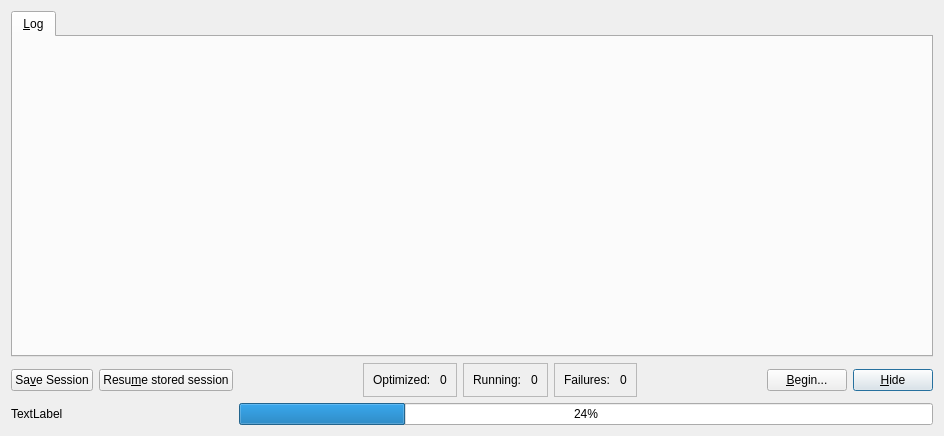
Before: the Qt Designer form src/xtalopt/ui/dialog.ui in xtalopt/XtalOpt, drawn with Qt 5.
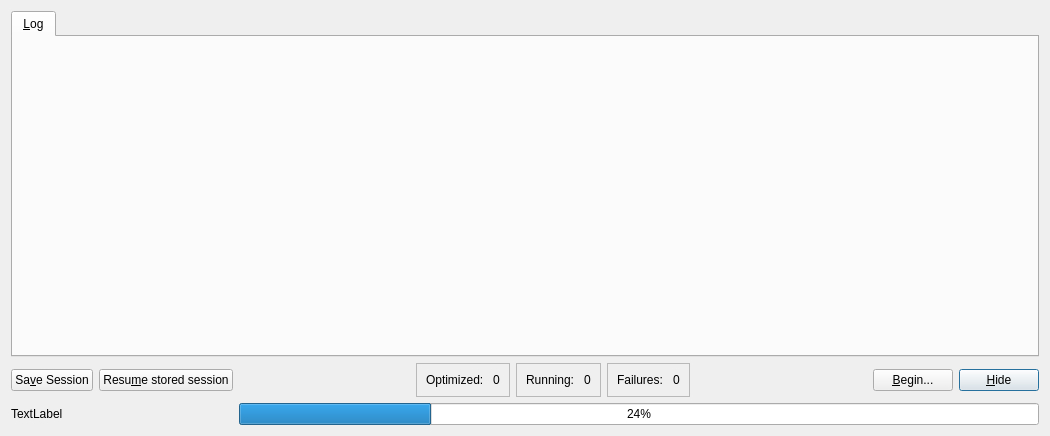
After: the same form once the commit is applied. Icons and pictures are not drawn.

Commit message: Changed the XtalOpt dialog size to be a better fit - especially for the Windows version.

Diff of the .ui file:
```diff
--- a/src/xtalopt/ui/dialog.ui
+++ b/src/xtalopt/ui/dialog.ui
@@ -6,7 +6,7 @@
    <rect>
     <x>0</x>
     <y>0</y>
-    <width>944</width>
+    <width>1050</width>
     <height>436</height>
    </rect>
   </property>
```
